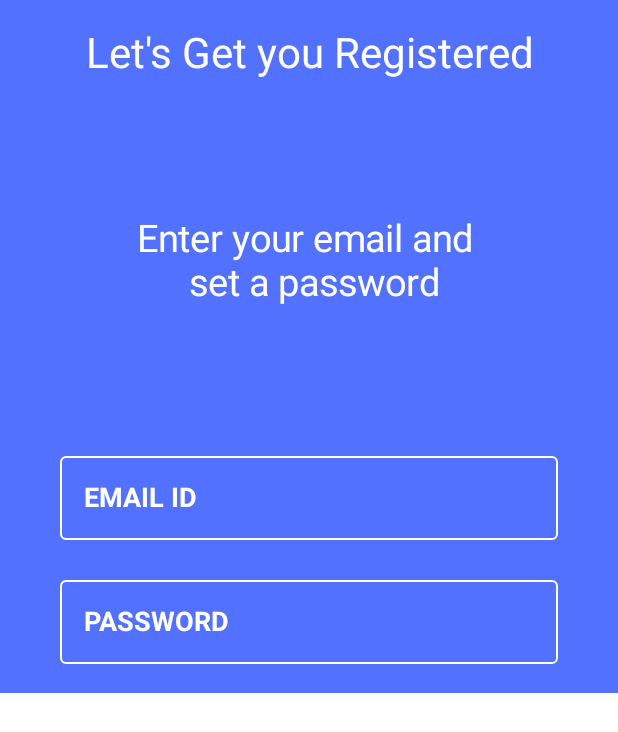
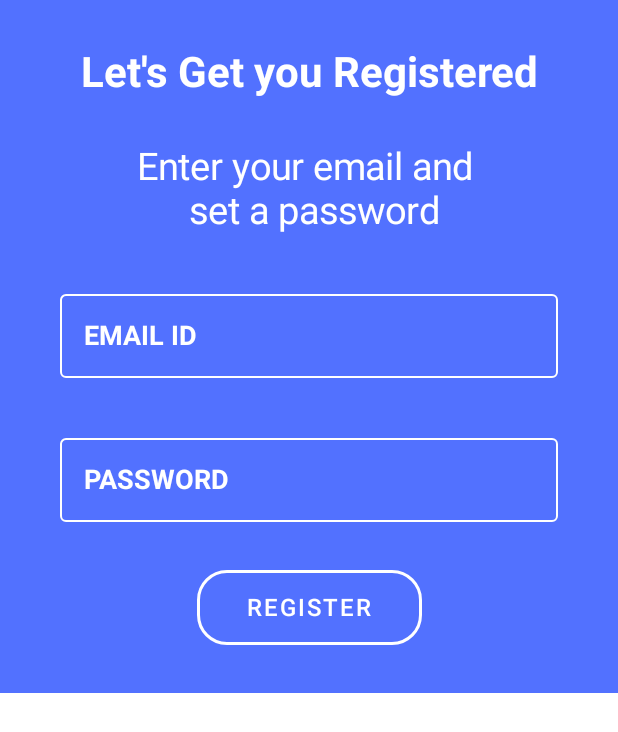
Before and after one commit to PGautam27/Get-Chatting, an Android app built with Jetpack Compose: the composable register shown on its own in the app's theme, on a phone screen of 412 x 824 dp. Shown: the top 732 px of the screen. Run offline under Robolectric (Android 15) with nearby library versions, the phone set to English and light mode, and no system bars.

Commit message:
Get Chatting

```diff
--- a/app/src/main/java/com/example/getchatt/presentation/registration/GRegistrationScreen.kt
+++ b/app/src/main/java/com/example/getchatt/presentation/registration/GRegistrationScreen.kt
@@ -2,6 +2,7 @@ package com.example.getchatt.presentation.registration
 
 import androidx.compose.foundation.Image
 import androidx.compose.foundation.background
+import androidx.compose.foundation.border
 import androidx.compose.foundation.layout.*
 import androidx.compose.foundation.shape.RoundedCornerShape
 import androidx.compose.foundation.text.KeyboardOptions
@@ -73,16 +74,16 @@ private fun register() {
     Column(
         modifier = Modifier
             .fillMaxWidth()
-            .height(LocalConfiguration.current.screenHeightDp.dp/2 + 50.dp)
+            .height(LocalConfiguration.current.screenHeightDp.dp / 2 + 50.dp)
             .background(RoyalBlue),
         verticalArrangement = Arrangement.SpaceEvenly,
         horizontalAlignment = Alignment.CenterHorizontally
     ) {
 
-        Text(text = "Let's Get you Registered", textAlign = TextAlign.Center, style = TextStyle(color = White, fontSize = LocalConfiguration.current.fontScale.times(28).sp))
-        Spacer(modifier = Modifier.padding(LocalConfiguration.current.screenHeightDp.dp/30))
+        Text(text = "Let's Get you Registered", textAlign = TextAlign.Center, style = TextStyle(color = White, fontSize = LocalConfiguration.current.fontScale.times(28).sp), fontWeight = FontWeight.Bold)
+        //Spacer(modifier = Modifier.padding(LocalConfiguration.current.screenHeightDp.dp/40))
         Text(text = "Enter your email and \n set a password", textAlign = TextAlign.Center, style = TextStyle(color = White, fontSize = LocalConfiguration.current.fontScale.times(25).sp))
-        Spacer(modifier = Modifier.padding(LocalConfiguration.current.screenHeightDp.dp/30))
+        //Spacer(modifier = Modifier.padding(LocalConfiguration.current.screenHeightDp.dp/40))
         OutlinedTextField(
             value = emailValue.value,
             placeholder = { Text(text = "xyz@gmail.com", style = TextStyle(fontSize = 16.sp, color = White))},
@@ -125,5 +126,11 @@ private fun register() {
             ),
             modifier = Modifier.width(LocalConfiguration.current.screenWidthDp.dp - 80.dp)
         )
+        Button(onClick = { /*TODO*/ }, colors = ButtonDefaults.buttonColors(
+            backgroundColor = Color.Transparent,
+            contentColor = White,
+        ), elevation = ButtonDefaults.elevation(0.dp), modifier = Modifier.height(50.dp).width(150.dp).border(2.dp,shape = RoundedCornerShape(20.dp), color = Color.White) ) {
+            Text(text = "REGISTER", fontSize = 16.sp)
+        }
     }
 }
```
